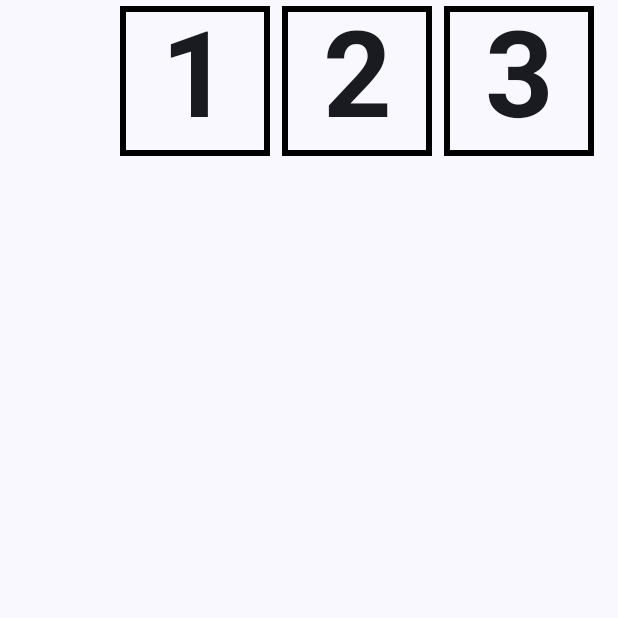
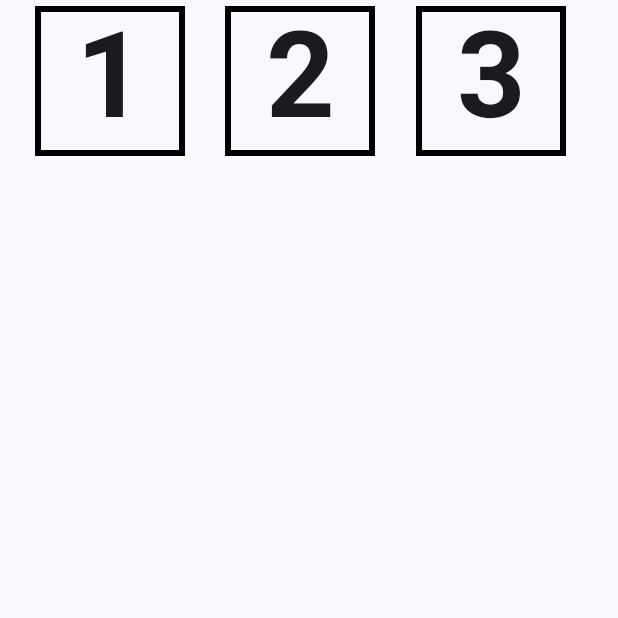
Before and after one commit to Alex-dev-11/lab_2_RowColDemo, an Android app built with Jetpack Compose: the screen it shows after launch (MainActivity), on a phone screen of 412 x 824 dp, the top half of it. Run offline under Robolectric (Android 15) with nearby library versions, the phone set to English and light mode, and no system bars.

Commit message:
Row Arragnment evenly

```diff
--- a/app/src/main/java/com/example/rowcoldemo/MainActivity.kt
+++ b/app/src/main/java/com/example/rowcoldemo/MainActivity.kt
@@ -15,6 +15,7 @@ import com.example.rowcoldemo.ui.theme.RowColDemoTheme
 import androidx.compose.foundation.border
 import androidx.compose.foundation.layout.padding
 import androidx.compose.foundation.layout.*
+import androidx.compose.foundation.layout.Arrangement
 import androidx.compose.ui.Alignment
 import androidx.compose.ui.graphics.Color
 import androidx.compose.ui.text.font.FontWeight
@@ -41,9 +42,19 @@ class MainActivity : ComponentActivity() {
 //них элементов вдоль той же оси, что и контейнер (т. е. по горизонтали для строк и по вер
 //тикали для столбцов)
 
+/*Arrangement.SpaceEvenly – дочерние элементы располагаются на рав
+ном расстоянии друг от друга, включая пространство перед первым и
+после последнего.
+•Arrangement.SpaceBetween - дочерние элементы располагаются на
+равном расстоянии друг от друга, без выделения пространства перед
+первым и после последнего.
+•Arrangement.SpaceAround - дочерние элементы располагаются на рав
+ном расстоянии друг от друга, включая половину расстояния до первого
+и после последнего ребёнка.*/
+
 @Composable
 fun MainScreen(modifier: Modifier = Modifier) {
-    Row(horizontalArrangement = Arrangement.End,
+    Row(horizontalArrangement = Arrangement.SpaceEvenly,
         modifier = modifier.size(width = 400.dp, height = 200.dp)) {
         TextCell("1")
         TextCell("2")
```
